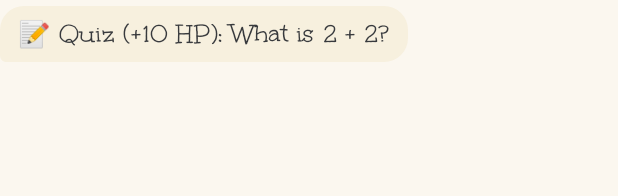
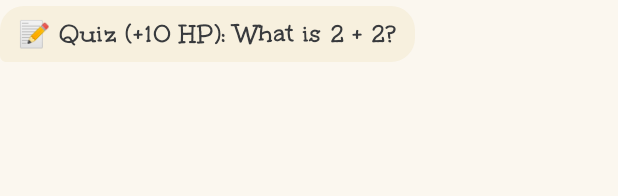
Before and after one commit to Hal0g3n/tomodoom, an Android app: the layout item_chat_bot.xml on its own in the app's theme, with its tools: preview values and no code run, on a phone screen of 412 x 824 dp. Shown: the top 196 px of the screen. Run offline under Robolectric (Android 15) with nearby library versions, the phone set to English and light mode, and no system bars; network calls fail.

Commit message:
fix(ui): bold Unkempt in chat bubbles
Unkempt Regular is thin and hard to read at bubble size, so the bubble
style now uses the bundled Unkempt Bold (android:textStyle=bold).

Co-Authored-By: Claude Opus 5.5 <noreply@anthropic.com>

```diff
--- a/app/src/main/res/values/themes.xml
+++ b/app/src/main/res/values/themes.xml
@@ -86,6 +86,8 @@
         <item name="android:textAppearance">@style/TextAppearance.Tomodoom.ChatBubble</item>
         <item name="fontFamily">@font/unkempt</item>
         <item name="android:fontFamily">@font/unkempt</item>
+        <!-- Unkempt Regular is thin at bubble size; the bundled Bold reads better. -->
+        <item name="android:textStyle">bold</item>
     </style>
 
     <!-- Label of the open bottom bar tab (the other tabs show only their icon). -->
```
Also changed, not shown: 1 other file.
